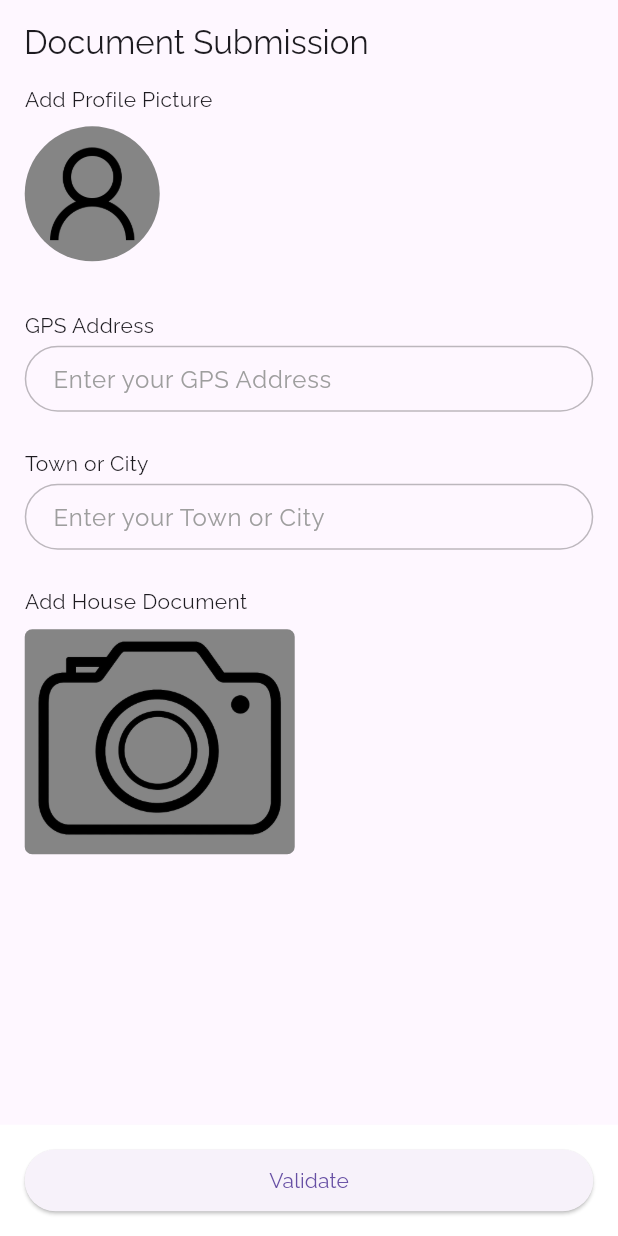
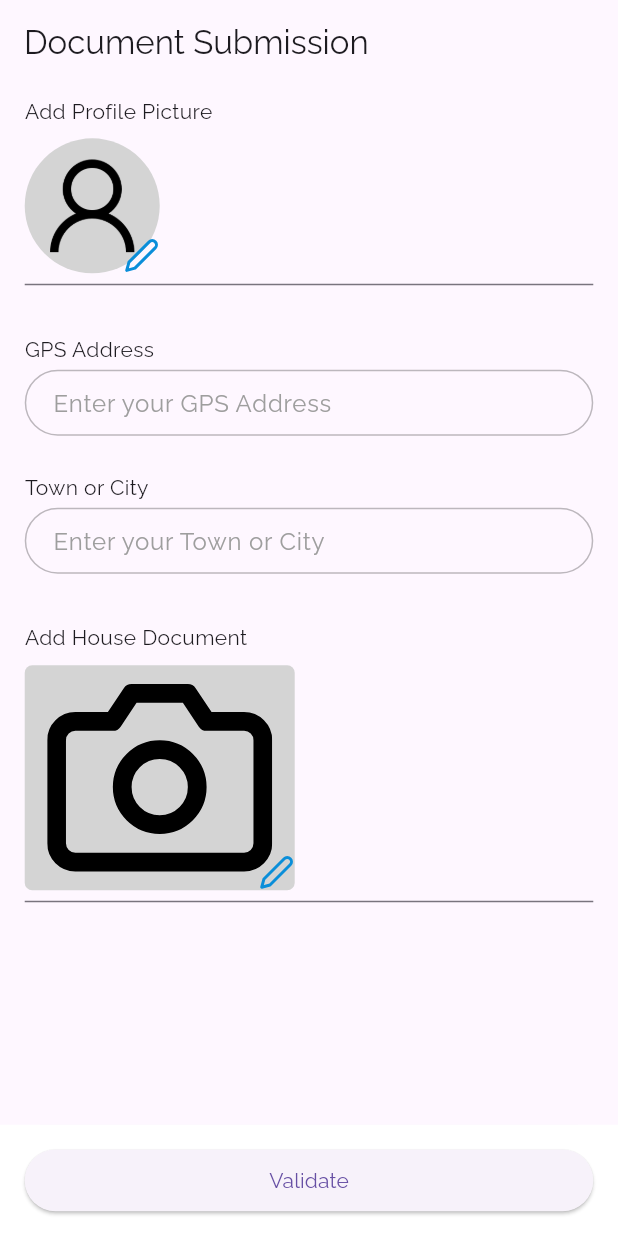
Before and after one commit to jerrito/house_rental_admin, a Flutter app: the screen it shows after launch, on a phone screen of 412 x 824 dp. Run offline on Flutter 3.47's test engine with Material 3 defaults, Android fonts, the phone set to English and light mode, and no system bars; drawn by our look-alikes of flutter_form_builder, oktoast; our stand-ins replace bloc, cloud_firestore, dartz, equatable, firebase_auth, firebase_core and 9 more; missing offline and left inert: data_connection_checker_nulls, firebase_app_check, telephony; accounts and stored records are empty.

Commit message:
upload profile pic update

```diff
--- a/lib/src/authentication/presentation/pages/document_page.dart
+++ b/lib/src/authentication/presentation/pages/document_page.dart
@@ -1,7 +1,9 @@
 import 'package:flutter/material.dart';
 import 'package:flutter_bloc/flutter_bloc.dart';
 import 'package:flutter_form_builder/flutter_form_builder.dart';
+import 'package:flutter_svg/svg.dart';
 import 'package:house_rental_admin/assets/images/image_constants.dart';
+import 'package:house_rental_admin/assets/svgs/svg_constants.dart';
 import 'package:house_rental_admin/core/size/sizes.dart';
 import 'package:house_rental_admin/core/spacing/whitspacing.dart';
 import 'package:house_rental_admin/core/strings/app_strings.dart';
@@ -10,8 +12,10 @@ import 'package:house_rental_admin/core/widgets/bottom_sheet.dart';
 import 'package:house_rental_admin/locator.dart';
 import 'package:house_rental_admin/src/authentication/domain/entities/owner.dart';
 import 'package:house_rental_admin/src/authentication/presentation/bloc/authentication_bloc.dart';
+import 'package:house_rental_admin/src/authentication/presentation/widgets/build_profile_change.dart';
 import 'package:house_rental_admin/src/authentication/presentation/widgets/default_textfield.dart';
 import 'package:firebase_auth/firebase_auth.dart';
+import 'package:house_rental_admin/src/home/presentation/bloc/home_bloc.dart';
 import 'package:house_rental_admin/src/home/presentation/pages/home_page.dart';
 
 class DocumentSubmissionPage extends StatefulWidget {
@@ -27,6 +31,7 @@ class DocumentSubmissionPage extends StatefulWidget {
 
 class _DocumentSubmissionPageState extends State<DocumentSubmissionPage> {
   final authBloc = locator<AuthenticationBloc>();
+  final homeBloc = locator<HomeBloc>();
   final formKey = GlobalKey<FormBuilderState>();
   final auth = FirebaseAuth.instance;
   String? profileURL;
@@ -106,27 +111,58 @@ class _DocumentSubmissionPageState extends State<DocumentSubmissionPage> {
                               if (value?.isEmpty ?? true) {
                                 return fieldRequired;
                               }
-                              if (value!.length <= 1) {
-                                return mustBeCharacters;
-                              }
+
                               return null;
                             },
                             builder: (field) {
-                              return Column(
+                              return InputDecorator(
+                                decoration:
+                                    InputDecoration(
+
+                                      errorText: field.errorText),
+                                child: Column(
                                   crossAxisAlignment: CrossAxisAlignment.start,
                                   children: [
-                                  Text("Add Profile Picture"),
+                                    const Text("Add Profile Picture"),
                                     Space().height(context, 0.01),
-                                  CircleAvatar(
+                                    SizedBox(
+                                      width: 90,
+                                      height: 90,
+                                      child: Stack(
+                                        children: [
+                                          Align(
+                                            alignment: Alignment.center,
+                                            child: CircleAvatar(
                                               radius: 45,
-                                    backgroundColor: searchTextColor1,
-                                    backgroundImage: profileURL != null
-                                        ? Image.asset(profileURL!).image
+                                              backgroundColor: searchTextColor3,
+                                              backgroundImage:
+                                                  profileURL != null
+                                                      ? Image.asset(profileURL!)
+                                                          .image
                                                       : Image.asset(user1Image,
-                                                width: 100, height: 100)
+                                                              width: 100,
+                                                              height: 100)
                                                           .image,
                                             ),
+                                          ),
+                                          Align(
+                                            alignment: Alignment.bottomRight,
+                                            child: GestureDetector(
+                                                onTap: () {
+                                                  buildProfileChangeBottomSheet(
+                                                    context,
+                                                    homeBloc,
+
+                                                  );
+                                                },
+                                                child: SvgPicture.asset(editSVG,
+                                                    color: housePrimaryColor)),
+                                          )
                                         ],
+                                      ),
+                                    ),
+                                  ],
+                                ),
                               );
                             }),
 
@@ -183,34 +219,63 @@ class _DocumentSubmissionPageState extends State<DocumentSubmissionPage> {
                               if (value?.isEmpty ?? true) {
                                 return fieldRequired;
                               }
-                              if (value!.length <= 1) {
-                                return mustBeCharacters;
-                              }
+
                               return null;
                             },
                             builder: (field) {
-                              return Column(
+                              return InputDecorator(
+                                decoration:
+                                    InputDecoration(errorText: field.errorText),
+                                child: Column(
                                   crossAxisAlignment: CrossAxisAlignment.start,
                                   children: [
                                     const Text(
                                       "Add House Document",
                                     ),
                                     Space().height(context, 0.01),
-                                  Container(
+                                    SizedBox(
+                                      width: 180,
+                                      height: 150,
+                                      child: Stack(
+                                        children: [
+                                          Align(
+                                            alignment: Alignment.center,
+                                            child: Container(
                                                 width: 180,
                                                 height: 150,
                                                 decoration: BoxDecoration(
-                                        borderRadius: BorderRadius.circular(5),
-                                        color: searchTextColor1,
-                                        image: DecorationImage(
-                                          image: profileURL != null
-                                              ? Image.asset(profileURL!).image
-                                              : Image.asset(cameraImage,
-                                                      width: 100, height: 100)
-                                                  .image,
-                                        )),
+                                                  borderRadius:
+                                                      BorderRadius.circular(5),
+                                                  color: searchTextColor3,
+                                                  // image: DecorationImage(
+                                                  //   image: profileURL != null
+                                                  //       ? Image.asset(profileURL!)
+                                                  //           .image
+                                                  //       : Image.asset(cameraImage,
+                                                  //               width: 100,
+                                                  //               height: 100)
+                                                  //           .image,
+                                                  // )
+                                                ),
+                                                child: profileURL == null
+                                                    ? SvgPicture.asset(
+                                                        cameraSVG)
+                                                    : Image.asset(profileURL!)),
+                                          ),
+                                          Align(
+                                            alignment: Alignment.bottomRight,
+                                            child: GestureDetector(
+                                                onTap: () {
+                                                  print("hh");
+                                                },
+                                                child: SvgPicture.asset(editSVG,
+                                                    color: housePrimaryColor)),
+                                          )
+                                        ],
+                                      ),
                                     ),
                                   ],
+                                ),
                               );
                             }),
 
--- a/lib/src/home/data/repository/home_repository_implementation.dart
+++ b/lib/src/home/data/repository/home_repository_impl.dart
@@ -5,11 +5,11 @@ import 'package:house_rental_admin/src/home/data/data_source/localds.dart';
 import 'package:house_rental_admin/src/home/domain/repository/home_repository.dart';
 import 'package:image_picker/image_picker.dart';
 
-class HomeRepositoryImplementation implements HomeRepository {
+class HomeRepositoryImpl implements HomeRepository {
   final HomeLocalDatasource homeLocalDatasource;
   final NetworkInfo networkInfo;
 
-  HomeRepositoryImplementation({
+  HomeRepositoryImpl({
     required this.networkInfo,
     required this.homeLocalDatasource,
   });
```
Also changed, not shown: lib/locator.dart (+49 -0 lines), lib/src/authentication/presentation/widgets/build_profile_change.dart (added, +71 -0 lines). Lines whose indentation alone changed are shown as unchanged.
